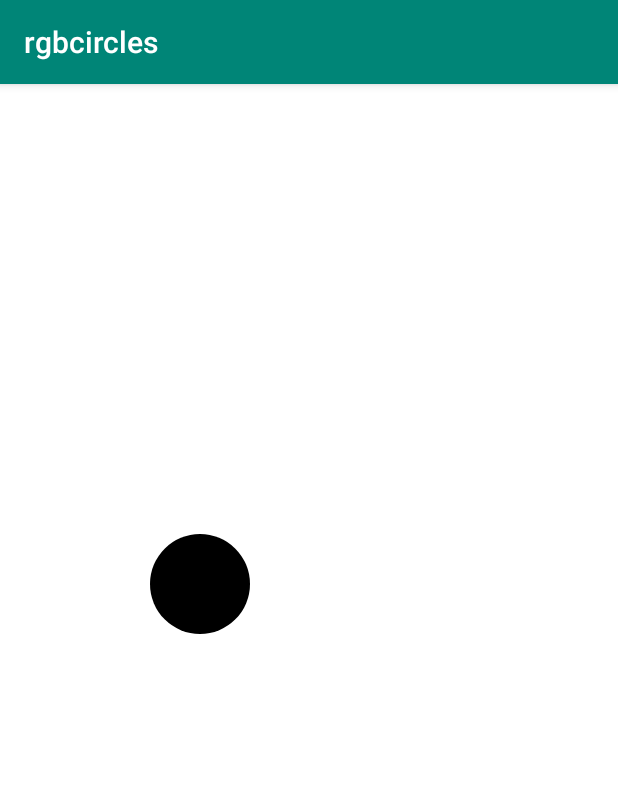
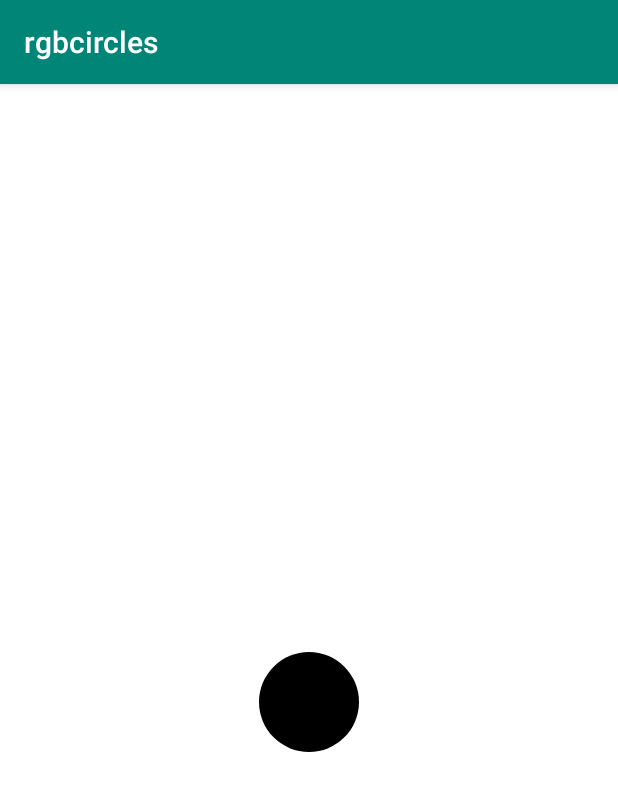
Before and after one commit to Anastasiya2017/rgbcircles, an Android app: the screen it shows after launch (MainActivity), on a phone screen of 412 x 824 dp. Shown: the top 791 px of the screen. Run offline under Robolectric (Android 15) with nearby library versions, the phone set to English and light mode, and no system bars.

Commit message:
определение размера экрана и размещение круга посередине

```diff
--- a/app/src/main/java/ru/khasang/rgbcircles/CanvasView.java
+++ b/app/src/main/java/ru/khasang/rgbcircles/CanvasView.java
@@ -4,18 +4,41 @@ package ru.khasang.rgbcircles;
 import android.content.Context;
 import android.graphics.Canvas;
 import android.graphics.Paint;
+import android.graphics.Point;
 import android.util.AttributeSet;
+import android.view.Display;
 import android.view.View;
+import android.view.WindowManager;
 import androidx.annotation.Nullable;
 
 public class CanvasView extends View {
+    //ширина и высота экрана
+    private static int width;
+    private static int height;
     private GameManager gameManager;
 
+    //конструктор CanvasView
     public CanvasView(Context context, @Nullable AttributeSet attrs) {
         super(context, attrs);
+        //определяем width, height через метод
+        initWidthAndHeight(context);
+
         //выделяем память, проинициализировав
-        gameManager = new GameManager();
+        //передаем ссылку на себя this (CanvasView)
+        gameManager = new GameManager(this, width, height);
 
+    }
+
+    private void initWidthAndHeight(Context context) {
+        //узнаем ширину / высоту окна
+        WindowManager windowManager = (WindowManager) context.getSystemService(Context.WINDOW_SERVICE);
+        //получаем дисплей
+        Display display = windowManager.getDefaultDisplay();
+        Point point = new Point();
+        display.getSize(point);
+        //point правая нижняя точка экрана и из нее получаем x|y
+        width = point.x;
+        height = point.y;
     }
 
     @Override
--- a/app/src/main/java/ru/khasang/rgbcircles/GameManager.java
+++ b/app/src/main/java/ru/khasang/rgbcircles/GameManager.java
@@ -4,10 +4,21 @@ import android.graphics.Canvas;
 import android.graphics.Paint;
 
 public class GameManager {
+    //приватные поля
     private MainCircle mainCircle;
+    private CanvasView canvasView;
+    private static int width;
+    private static int height;
     private Paint paint;
 
-    public GameManager( ) {
+    //конструктор с полями
+    public GameManager(CanvasView canvasView, int w, int h) {
+        //присваиваем значения
+        //this - так как одинаковые названия у переменных
+        this.canvasView =canvasView;
+        width = w;
+        height = h;
+
         initMainCircle();
         initPaint();
 
@@ -22,7 +33,7 @@ public class GameManager {
     }
 
     private void initMainCircle() {
-        mainCircle = new MainCircle(200,500);
+        mainCircle = new MainCircle(width / 2,height / 2);
     }
 
     public void onDraw(Canvas canvas) {
```
